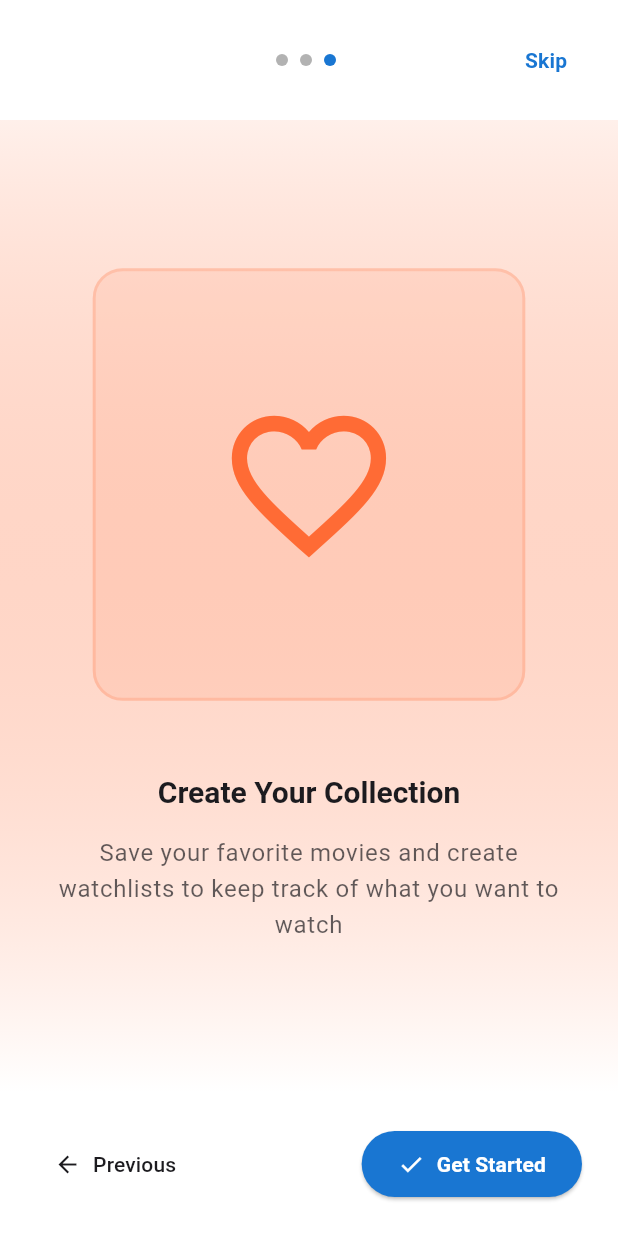
After one commit to NeddyAP/refi, a Flutter app: the OnboardingScreen screen opened by its route, swiped to page 3, on a phone screen of 412 x 824 dp. The commit adds this screen. Run offline on Flutter 3.47's test engine with Material 3 defaults, Android fonts, the light colour scheme and no system bars; our stand-ins replace cached_network_image, dio, flutter_dotenv, go_router, google_fonts, shared_preferences and 1 more; accounts and stored records are empty; network calls fail.

Commit message:
feat: Implement onboarding flow with new screens and routing logic

```diff
--- a/lib/core/constants/app_constants.dart
+++ b/lib/core/constants/app_constants.dart
@@ -18,9 +18,11 @@ class AppConstants {
   static const String privacySettingsRoute = '/profile/privacy';
   static const String notificationSettingsRoute = '/profile/notifications';
   static const String languageSettingsRoute = '/profile/language';
+  static const String onboardingRoute = '/onboarding';
 
   // Storage keys
   static const String userTokenKey = 'user_token';
+  static const String isFirstLaunchKey = 'is_first_launch';
   static const String userDataKey = 'user_data';
   static const String favoritesKey = 'favorites';
   static const String watchlistKey = 'watchlist';
--- a/lib/core/router/app_router.dart
+++ b/lib/core/router/app_router.dart
@@ -11,7 +11,9 @@ import '../../features/home/screens/all_items_screen.dart';
 import '../../features/auth/screens/login_screen.dart';
 import '../../features/auth/screens/register_screen.dart';
 import '../../features/auth/screens/forgot_password_screen.dart';
+import '../../features/onboarding/screens/onboarding_screen.dart';
 import '../../features/auth/providers/auth_provider.dart';
+import '../../features/profile/providers/profile_provider.dart';
 import '../../shared/widgets/bottom_navigation.dart';
 import '../../shared/repositories/movie_repository.dart';
 import '../constants/app_constants.dart';
@@ -25,23 +27,35 @@ class AppRouter {
   static final _shellNavigatorKey = GlobalKey<NavigatorState>();
 
   static GoRouter get router => _router;
-
   static final GoRouter _router = GoRouter(
     navigatorKey: _rootNavigatorKey,
     initialLocation: AppConstants.homeRoute,
     redirect: (context, state) {
       final authProvider = context.read<AuthProvider>();
+      final profileProvider = context.read<ProfileProvider>();
       final isAuthenticated = authProvider.isAuthenticated;
       final isLoading = authProvider.isLoading;
+      final isFirstLaunch = profileProvider.isFirstLaunch;
       final isAuthRoute = [
         AppConstants.loginRoute,
         AppConstants.registerRoute,
         AppConstants.forgotPasswordRoute,
       ].contains(state.matchedLocation);
+      final isOnboardingRoute = state.matchedLocation == AppConstants.onboardingRoute;
 
       // Don't redirect while loading
       if (isLoading) {
         return null;
+      }
+
+      // If first launch and not on onboarding route, redirect to onboarding
+      if (isFirstLaunch && !isOnboardingRoute) {
+        return AppConstants.onboardingRoute;
+      }
+
+      // If not first launch and on onboarding route, redirect to home
+      if (!isFirstLaunch && isOnboardingRoute) {
+        return AppConstants.homeRoute;
       }
 
       // If authenticated and on auth route, redirect to home
@@ -53,6 +67,12 @@ class AppRouter {
       return null;
     },
     routes: [
+      // Onboarding route
+      GoRoute(
+        path: AppConstants.onboardingRoute,
+        name: 'onboarding',
+        builder: (context, state) => const OnboardingScreen(),
+      ),
       // Authentication routes
       GoRoute(
         path: AppConstants.loginRoute,
@@ -234,6 +254,11 @@ class AppRouter {
     context.go(AppConstants.forgotPasswordRoute);
   }
 
+  /// Navigate to onboarding
+  static void goToOnboarding(BuildContext context) {
+    context.go(AppConstants.onboardingRoute);
+  }
+
   /// Navigate to all items screen
   static void goToAllItems(
     BuildContext context,
@@ -257,7 +282,6 @@ class AppRouter {
       AppConstants.profileRoute,
     ].contains(route);
   }
-
   /// Check if current route is an auth route
   static bool isAuthRoute(String route) {
     return [
@@ -266,4 +290,9 @@ class AppRouter {
       AppConstants.forgotPasswordRoute,
     ].contains(route);
   }
+
+  /// Check if current route is onboarding route
+  static bool isOnboardingRoute(String route) {
+    return route == AppConstants.onboardingRoute;
+  }
 }
--- /dev/null
+++ b/lib/features/onboarding/screens/onboarding_screen.dart
@@ -0,0 +1,192 @@
+import 'package:flutter/material.dart';
+import 'package:provider/provider.dart';
+import 'package:go_router/go_router.dart';
+import '../../../l10n/app_localizations.dart';
+import '../../../core/constants/app_constants.dart';
+import '../../profile/providers/profile_provider.dart';
+import '../widgets/onboarding_page.dart';
+
+class OnboardingScreen extends StatefulWidget {
+  const OnboardingScreen({super.key});
+
+  @override
+  State<OnboardingScreen> createState() => _OnboardingScreenState();
+}
+
+class _OnboardingScreenState extends State<OnboardingScreen> {
+  final PageController _pageController = PageController();
+  int _currentPage = 0;
+
+  @override
+  void dispose() {
+    _pageController.dispose();
+    super.dispose();
+  }
+
+  void _nextPage() {
+    if (_currentPage < 2) {
+      _pageController.nextPage(
+        duration: const Duration(milliseconds: 300),
+        curve: Curves.easeInOut,
+      );
+    } else {
+      _completeOnboarding();
+    }
+  }
+
+  void _previousPage() {
+    if (_currentPage > 0) {
+      _pageController.previousPage(
+        duration: const Duration(milliseconds: 300),
+        curve: Curves.easeInOut,
+      );
+    }
+  }
+
+  void _completeOnboarding() async {
+    final profileProvider = context.read<ProfileProvider>();
+    await profileProvider.completeOnboarding();
+
+    if (mounted) {
+      context.go(AppConstants.homeRoute);
+    }
+  }
+
+  @override
+  Widget build(BuildContext context) {
+    final localizations = AppLocalizations.of(context)!;
+    final theme = Theme.of(context);
+
+    return Scaffold(
+      backgroundColor: theme.colorScheme.surface,
+      body: SafeArea(
+        child: Column(
+          children: [
+            // Skip button
+            Padding(
+              padding: const EdgeInsets.all(16.0),
+              child: Row(
+                mainAxisAlignment: MainAxisAlignment.spaceBetween,
+                children: [
+                  const SizedBox(width: 60), // Placeholder for symmetry
+                  // Page indicators
+                  Row(
+                    children: List.generate(3, (index) {
+                      return Container(
+                        margin: const EdgeInsets.symmetric(horizontal: 4),
+                        width: 8,
+                        height: 8,
+                        decoration: BoxDecoration(
+                          shape: BoxShape.circle,                          color: _currentPage == index
+                              ? theme.colorScheme.primary
+                              : theme.colorScheme.outline.withValues(alpha: 0.3),
+                        ),
+                      );
+                    }),
+                  ),
+                  // Skip button
+                  TextButton(
+                    onPressed: _completeOnboarding,
+                    child: Text(
+                      'Skip',
+                      style: TextStyle(
+                        color: theme.colorScheme.primary,
+                        fontWeight: FontWeight.w600,
+                      ),
+                    ),
+                  ),
+                ],
+              ),
+            ),
+
+            // PageView
+            Expanded(
+              child: PageView(
+                controller: _pageController,
+                onPageChanged: (page) {
+                  setState(() {
+                    _currentPage = page;
+                  });
+                },
+                children: [
+                  OnboardingPage(
+                    image: 'assets/images/onboarding_1.png',
+                    title: localizations.welcomeToApp(localizations.appTitle),
+                    subtitle: 'Discover amazing movies and TV shows from around the world',
+                    primaryColor: theme.colorScheme.primary,
+                    backgroundColor: theme.colorScheme.primaryContainer.withValues(alpha: 0.1),
+                  ),
+                  OnboardingPage(
+                    image: 'assets/images/onboarding_2.png',
+                    title: localizations.exploreMoviesButton,
+                    subtitle: 'Browse through thousands of movies with advanced search and filtering options',
+                    primaryColor: theme.colorScheme.secondary,
+                    backgroundColor: theme.colorScheme.secondaryContainer.withValues(alpha: 0.1),
+                  ),
+                  OnboardingPage(
+                    image: 'assets/images/onboarding_3.png',
+                    title: 'Create Your Collection',
+                    subtitle: 'Save your favorite movies and create watchlists to keep track of what you want to watch',
+                    primaryColor: theme.colorScheme.tertiary,
+                    backgroundColor: theme.colorScheme.tertiaryContainer.withValues(alpha: 0.1),
+                  ),
+                ],
+              ),
+            ),
+
+            // Navigation buttons
+            Padding(
+              padding: const EdgeInsets.all(24.0),
+              child: Row(
+                mainAxisAlignment: MainAxisAlignment.spaceBetween,
+                children: [
+                  // Previous button
+                  _currentPage > 0
+                      ? TextButton.icon(
+                          onPressed: _previousPage,
+                          icon: Icon(
+                            Icons.arrow_back,
+                            color: theme.colorScheme.onSurface,
+                          ),
+                          label: Text(
+                            'Previous',
+                            style: TextStyle(
+                              color: theme.colorScheme.onSurface,
+                            ),
+                          ),
+                        )
+                      : const SizedBox(width: 100),
+
+                  // Next/Get Started button
+                  ElevatedButton.icon(
+                    onPressed: _nextPage,
+                    style: ElevatedButton.styleFrom(
+                      backgroundColor: theme.colorScheme.primary,
+                      foregroundColor: theme.colorScheme.onPrimary,
+                      padding: const EdgeInsets.symmetric(
+                        horizontal: 24,
+                        vertical: 12,
+                      ),
+                      shape: RoundedRectangleBorder(
+                        borderRadius: BorderRadius.circular(25),
+                      ),
+                    ),
+                    icon: Icon(
+                      _currentPage == 2 ? Icons.check : Icons.arrow_forward,
+                    ),
+                    label: Text(
+                      _currentPage == 2 ? 'Get Started' : 'Next',
+                      style: const TextStyle(
+                        fontWeight: FontWeight.w600,
+                      ),
+                    ),
+                  ),
+                ],
+              ),
+            ),
+          ],
+        ),
+      ),
+    );
+  }
+}
--- /dev/null
+++ b/lib/features/onboarding/widgets/onboarding_page.dart
@@ -0,0 +1,102 @@
+import 'package:flutter/material.dart';
+
+class OnboardingPage extends StatelessWidget {
+  final String image;
+  final String title;
+  final String subtitle;
+  final Color primaryColor;
+  final Color backgroundColor;
+
+  const OnboardingPage({
+    super.key,
+    required this.image,
+    required this.title,
+    required this.subtitle,
+    required this.primaryColor,
+    required this.backgroundColor,
+  });
+
+  @override
+  Widget build(BuildContext context) {
+    final theme = Theme.of(context);
+    final size = MediaQuery.of(context).size;
+
+    return Container(
+      decoration: BoxDecoration(
+        gradient: LinearGradient(
+          begin: Alignment.topCenter,
+          end: Alignment.bottomCenter,
+          colors: [
+            backgroundColor,
+            theme.colorScheme.surface,
+          ],
+        ),
+      ),
+      child: Padding(
+        padding: const EdgeInsets.symmetric(horizontal: 32.0),
+        child: Column(
+          mainAxisAlignment: MainAxisAlignment.center,
+          children: [
+            const SizedBox(height: 40),
+
+            // Illustration placeholder
+            Container(
+              width: size.width * 0.7,
+              height: size.width * 0.7,              decoration: BoxDecoration(
+                color: primaryColor.withValues(alpha: 0.1),
+                borderRadius: BorderRadius.circular(20),
+                border: Border.all(
+                  color: primaryColor.withValues(alpha: 0.2),
+                  width: 2,
+                ),
+              ),
+              child: Center(
+                child: Icon(
+                  _getIconForImage(image),
+                  size: size.width * 0.3,
+                  color: primaryColor,
+                ),
+              ),
+            ),
+
+            const SizedBox(height: 48),
+
+            // Title
+            Text(
+              title,
+              style: theme.textTheme.headlineMedium?.copyWith(
+                fontWeight: FontWeight.bold,
+                color: theme.colorScheme.onSurface,
+              ),
+              textAlign: TextAlign.center,
+            ),
+
+            const SizedBox(height: 16),
+
+            // Subtitle
+            Text(
+              subtitle,              style: theme.textTheme.bodyLarge?.copyWith(
+                color: theme.colorScheme.onSurface.withValues(alpha: 0.7),
+                height: 1.5,
+              ),
+              textAlign: TextAlign.center,
+            ),
+
+            const SizedBox(height: 40),
+          ],
+        ),
+      ),
+    );
+  }
+
+  IconData _getIconForImage(String imagePath) {
+    if (imagePath.contains('onboarding_1')) {
+      return Icons.movie_creation_outlined;
+    } else if (imagePath.contains('onboarding_2')) {
+      return Icons.explore_outlined;
+    } else if (imagePath.contains('onboarding_3')) {
+      return Icons.favorite_outline;
+    }
+    return Icons.movie_outlined;
+  }
+}
```
Also changed, not shown: lib/features/profile/providers/profile_provider.dart (+43 -1 lines), lib/features/profile/screens/profile_screen.dart (+19 -8 lines).
